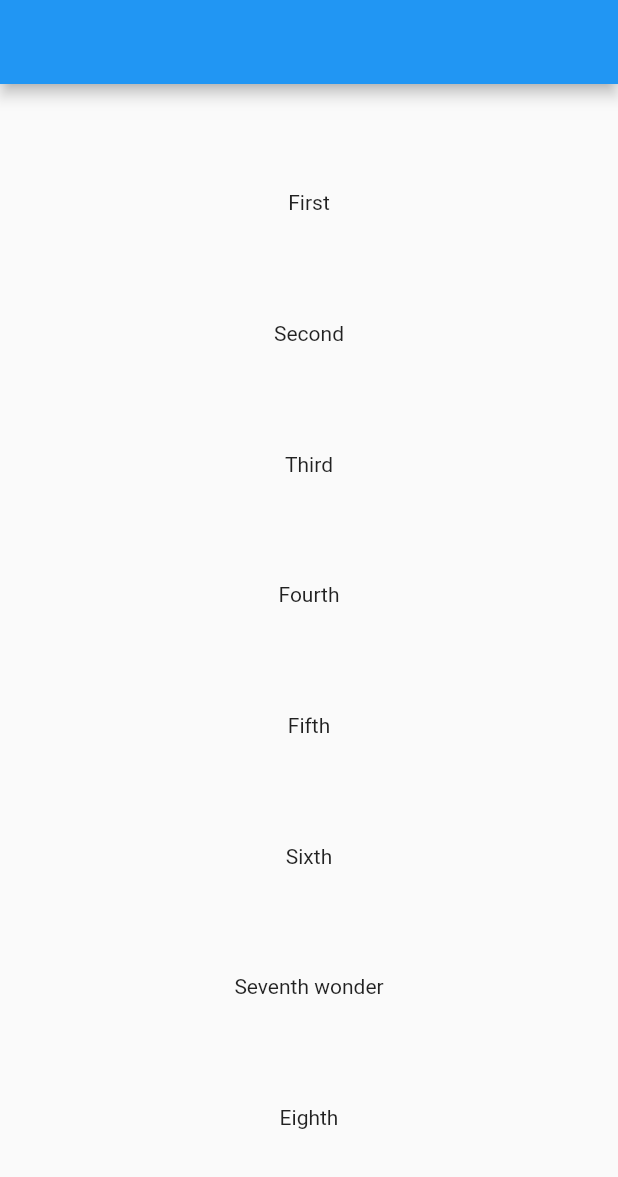
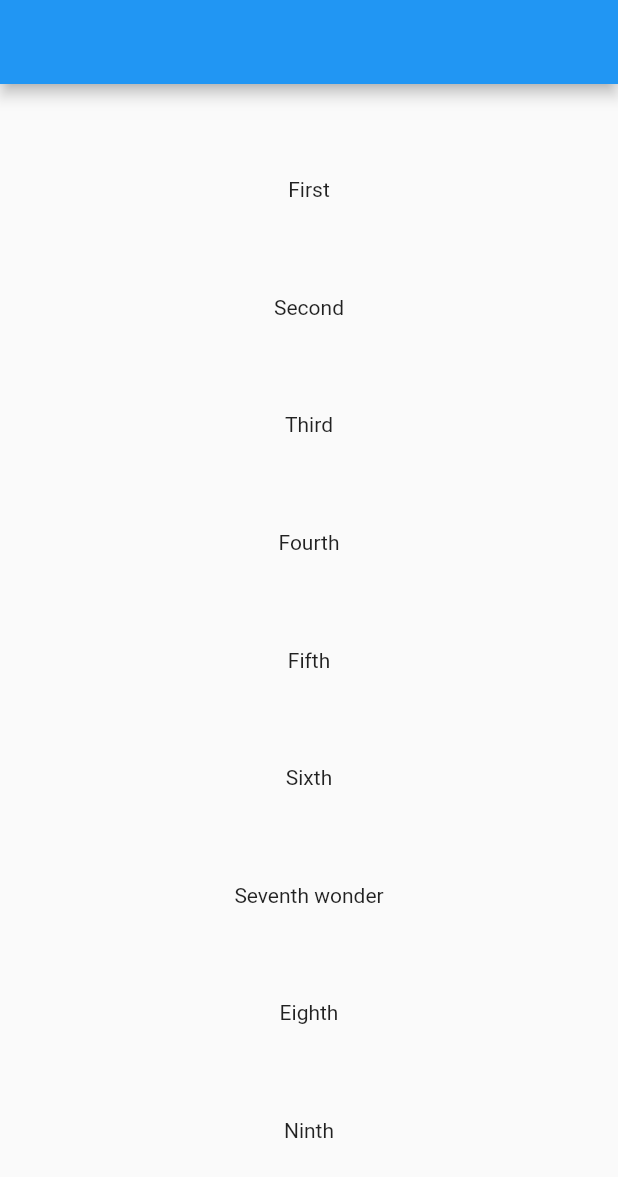
Before and after one commit to Madhu1913/gitprac, a Flutter app: the screen it shows after launch, on a phone screen of 412 x 824 dp. Shown: the top 1177 px of the screen. Run offline on Flutter 3.47's test engine with Material 2 defaults, Android fonts, the phone set to English and light mode, and no system bars.

Commit message:
changed row to column added a texts

```diff
--- a/lib/main.dart
+++ b/lib/main.dart
@@ -38,6 +38,7 @@ class _FirstScreenState extends State<FirstScreen> {
             Text('Sixth'),
             Text('Seventh wonder'),
             Text('Eighth'),
+            Text('Ninth')
           ],
         ),
       ),
```
